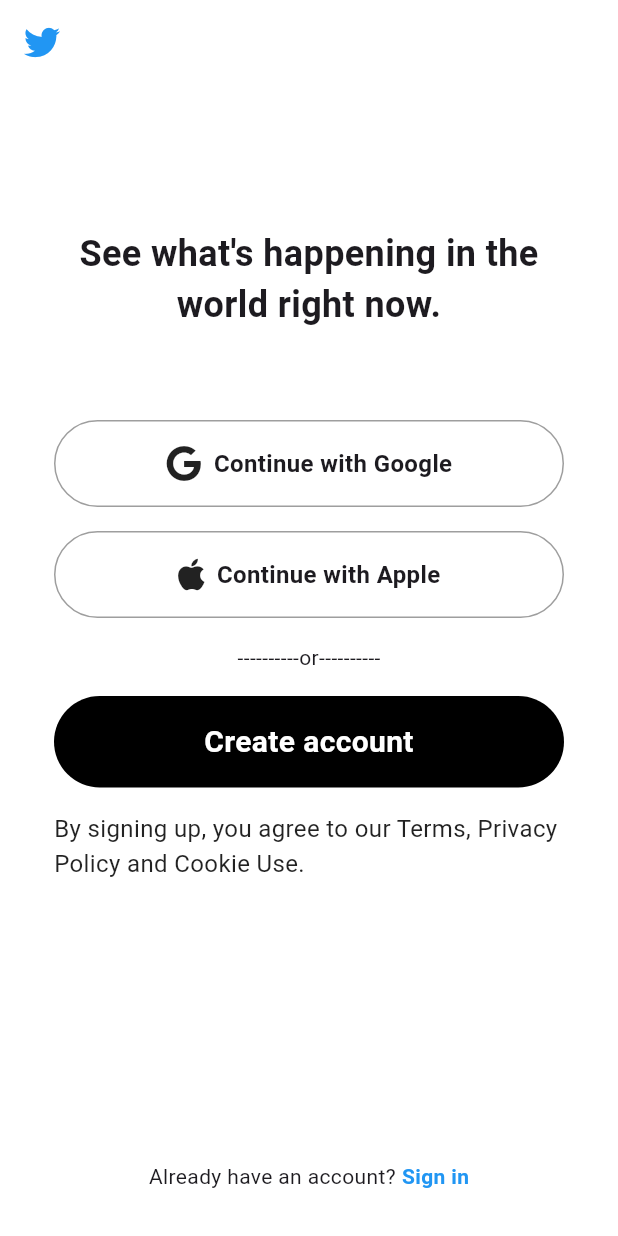
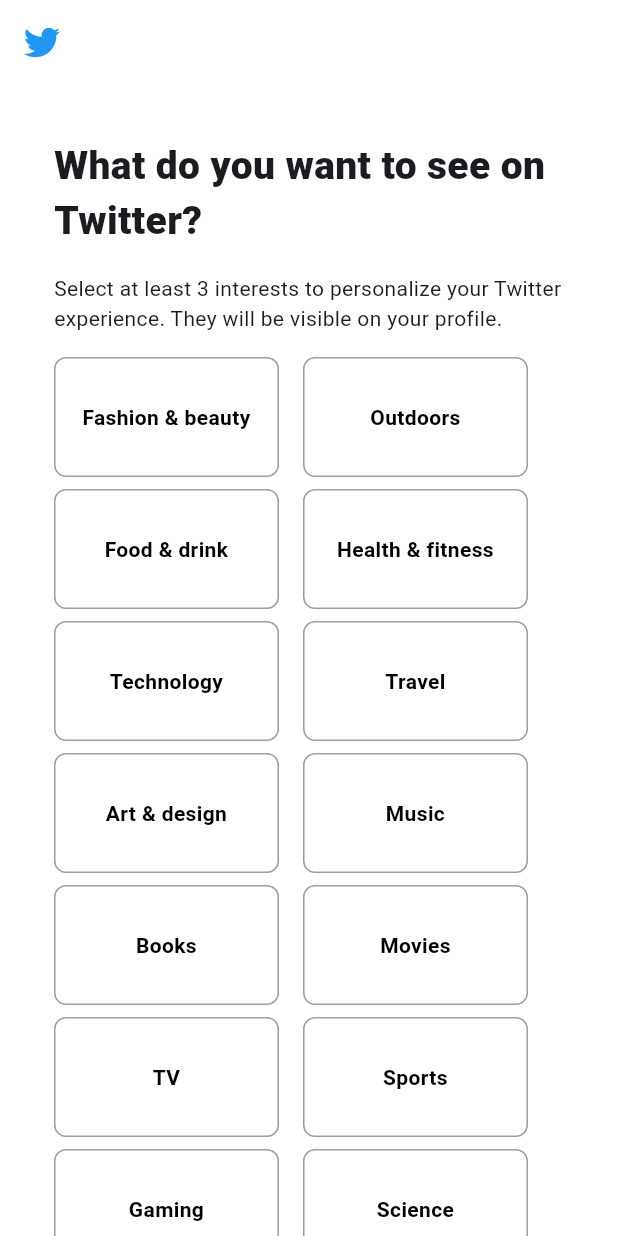
Before and after one commit to seoyeong6/twitter2, a Flutter app: the screen it shows after launch, on a phone screen of 412 x 824 dp. Run offline on Flutter 3.47's test engine with Material 3 defaults, Android fonts, the phone set to English and light mode, and no system bars; our stand-ins replace font_awesome_flutter.

Commit message:
feat: interest_screen 완성

```diff
--- /dev/null
+++ b/lib/interests/interest_screen.dart
@@ -0,0 +1,128 @@
+import 'package:flutter/material.dart';
+import 'package:font_awesome_flutter/font_awesome_flutter.dart';
+
+class InterestScreen extends StatefulWidget {
+  const InterestScreen({super.key});
+
+  @override
+  State<InterestScreen> createState() => _InterestScreenState();
+}
+
+class _InterestScreenState extends State<InterestScreen> {
+  final List<String> interests = [
+    "Fashion & beauty",
+    "Outdoors",
+    "Food & drink",
+    "Health & fitness",
+    "Technology",
+    "Travel",
+    "Art & design",
+    "Music",
+    "Books",
+    "Movies",
+    "TV",
+    "Sports",
+    "Gaming",
+    "Science",
+    "History",
+    "Politics",
+    "Business",
+  ];
+
+  final List<String> selectedInterests = [];
+
+  void _onInterestSelected(String interest) {
+    setState(() {
+      if (selectedInterests.length < 3 &&
+          !selectedInterests.contains(interest)) {
+        selectedInterests.add(interest);
+      } else if (selectedInterests.contains(interest)) {
+        selectedInterests.remove(interest);
+      }
+    });
+  }
+
+  @override
+  Widget build(BuildContext context) {
+    return Scaffold(
+      appBar: AppBar(
+        title: FaIcon(
+          FontAwesomeIcons.twitter,
+          size: 24,
+          color: Theme.of(context).primaryColor,
+        ),
+      ),
+      body: SingleChildScrollView(
+        child: Padding(
+          padding: const EdgeInsets.all(36.0),
+          child: Column(
+            crossAxisAlignment: CrossAxisAlignment.start,
+            children: [
+              Text(
+                "What do you want to see on Twitter?",
+                style: TextStyle(fontSize: 26, fontWeight: FontWeight.w800),
+              ),
+              SizedBox(height: 16),
+              Text(
+                "Select at least 3 interests to personalize your Twitter experience. They will be visible on your profile.",
+              ),
+              SizedBox(height: 16),
+              Wrap(
+                spacing: 16,
+                runSpacing: 8,
+                children: [
+                  for (var interest in interests)
+                    GestureDetector(
+                      onTap: () => _onInterestSelected(interest),
+                      child: Container(
+                        width: 150,
+                        height: 80,
+                        decoration: BoxDecoration(
+                          border: Border.all(color: Colors.grey),
+                          color: selectedInterests.contains(interest)
+                              ? Colors.blue
+                              : null,
+                          borderRadius: BorderRadius.circular(8),
+                        ),
+                        child: Padding(
+                          padding: const EdgeInsets.all(8.0),
+                          child: Column(
+                            mainAxisAlignment: MainAxisAlignment.center,
+                            children: [
+                              Row(
+                                mainAxisAlignment: MainAxisAlignment.end,
+                                children: [
+                                  selectedInterests.contains(interest)
+                                      ? FaIcon(
+                                          FontAwesomeIcons.circleCheck,
+                                          size: 20,
+                                          color: Colors.white,
+                                        )
+                                      : SizedBox.shrink(),
+                                ],
+                              ),
+                              Text(
+                                interest,
+                                textAlign: TextAlign.center,
+                                style: TextStyle(
+                                  fontSize: 14,
+                                  fontWeight: FontWeight.w600,
+                                  color: selectedInterests.contains(interest)
+                                      ? Colors.white
+                                      : Colors.black,
+                                ),
+                              ),
+                            ],
+                          ),
+                        ),
+                      ),
+                    ),
+                ],
+              ),
+            ],
+          ),
+        ),
+      ),
+    );
+  }
+}
--- a/lib/main.dart
+++ b/lib/main.dart
@@ -1,5 +1,7 @@
 import 'package:flutter/material.dart';
 import 'package:authentication/auth/login_screen.dart';
+import 'package:authentication/auth/confirmation_screen.dart';
+import 'package:authentication/interests/interest_screen.dart';
 
 void main() {
   runApp(const MyApp());
@@ -18,7 +20,7 @@ class MyApp extends StatelessWidget {
         scaffoldBackgroundColor: Colors.white,
         bottomAppBarTheme: BottomAppBarTheme(color: Colors.white),
       ),
-      home: LoginScreen(),
+      home: InterestScreen(),
     );
   }
 }
```
Also changed, not shown: lib/auth/account_screen_two.dart (+13 -3 lines), lib/auth/confirmation_screen.dart (added, +202 -0 lines), lib/auth/password_screen.dart (added, +134 -0 lines).
